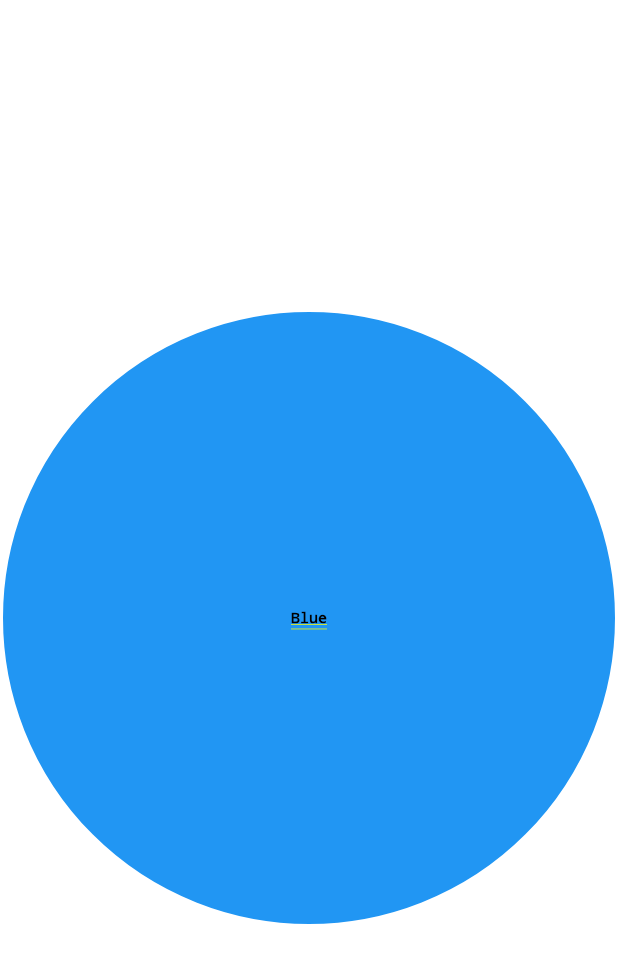
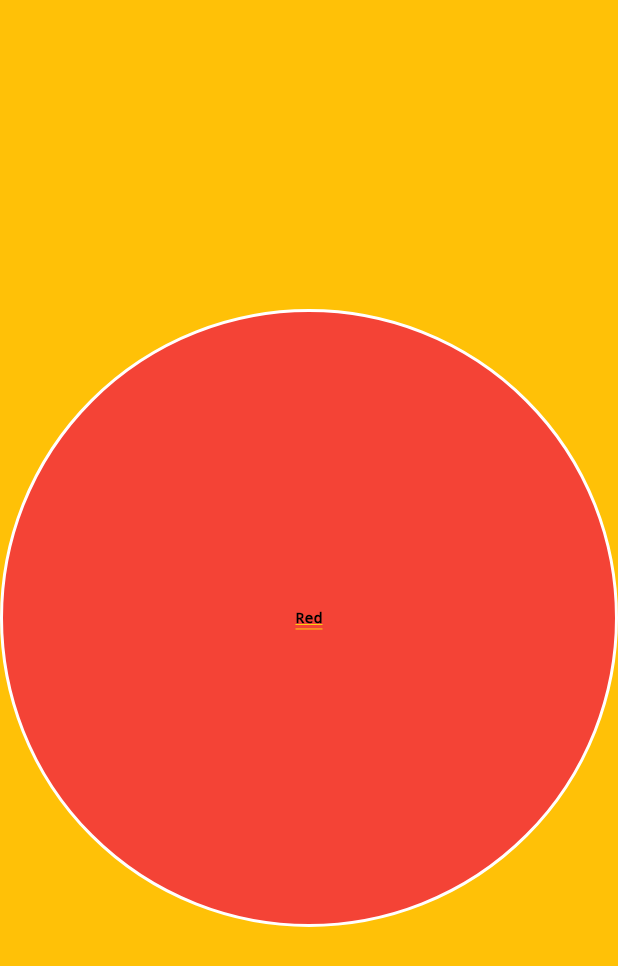
Before and after one commit to Sikandarkhaan07/chathead_test, a Flutter app: the screen it shows after launch, on a phone screen of 412 x 824 dp. Shown: the top 966 px of the screen. Run offline on Flutter 3.47's test engine with Material 2 defaults, Android fonts, the light colour scheme and no system bars; missing offline and left inert: flutter_overlay_window.

Commit message:
another commit

```diff
--- a/lib/chathead.dart
+++ b/lib/chathead.dart
@@ -14,43 +14,43 @@ class MessangerChatHead extends StatefulWidget {
 class _MessangerChatHeadState extends State<MessangerChatHead> {
   String text = "Red";
   Color color = Colors.red;
+  bool isChathead = false;
 
   Timer? timer;
 
   @override
   void initState() {
     super.initState();
-    timer = Timer.periodic(const Duration(seconds: 1), (t) {
+    checkPermission();
+
+    // timer = Timer.periodic(const Duration(seconds: 1), (t) {
+    //   setState(() {
+    //     if (color == Colors.red && text == "Red") {
+    //       color = Colors.blue;
+    //       text = "Blue";
+    //     } else {
+    //       color = Colors.red;
+    //       text = "Red";
+    //     }
+    //   });
+    // });
     setState(() {
-        if (color == Colors.red && text == "Red") {
-          color = Colors.blue;
-          text = "Blue";
-        } else {
-          color = Colors.red;
-          text = "Red";
-        }
+      isChathead = true;
     });
-    });
-    // resize();
   }
 
   void resize() async {
     await FlutterOverlayWindow.resizeOverlay(100, 100);
   }
 
-  @override
-  void dispose() {
-    super.dispose();
-    timer!.cancel();
-  }
-
-  @override
-  Widget build(BuildContext context) {
-    resize();
-    return GestureDetector(
-      onTap: () async {
+  void checkPermission() async {
+    final check = await FlutterOverlayWindow.isPermissionGranted();
+    if (check == false) {
+      await FlutterOverlayWindow.requestPermission();
+    } else {
+      log("Permission Granted already.");
       FlutterOverlayWindow.isActive().then((value) async {
-          log("True: $value");
+        log("Value-> $value");
         if (value == true) {
           return;
         }
@@ -66,6 +66,35 @@ class _MessangerChatHeadState extends State<MessangerChatHead> {
           width: WindowSize.matchParent,
         );
       });
+    }
+  }
+
+  @override
+  void dispose() {
+    super.dispose();
+    timer!.cancel();
+  }
+
+  @override
+  Widget build(BuildContext context) {
+    log("Staus: $isChathead");
+    isChathead ? resize() : null;
+
+    return Container(
+      height: 400,
+      width: 300,
+      color: Colors.amber,
+      child: GestureDetector(
+        onDoubleTap: () async {
+          FlutterOverlayWindow.closeOverlay().then((value) {
+            log("close: $value");
+            if (value == true) {
+              isChathead = false;
+            }
+          });
+        },
+        onTap: () async {
+          log("Clicked");
         },
         child: Container(
           height: MediaQuery.of(context).size.height / 2,
@@ -84,6 +113,7 @@ class _MessangerChatHeadState extends State<MessangerChatHead> {
             ),
           ),
         ),
+      ),
     );
   }
 }
```
Lines whose indentation alone changed are shown as unchanged.
